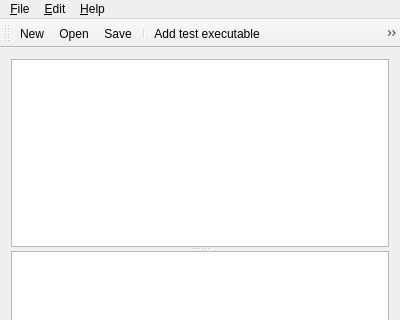
Old version of the form ui/mainwindow.ui in the repository u-foka/gtester; both pictures show x 0 to 400 and y 0 to 320 of the 400 by 500 pixel window.
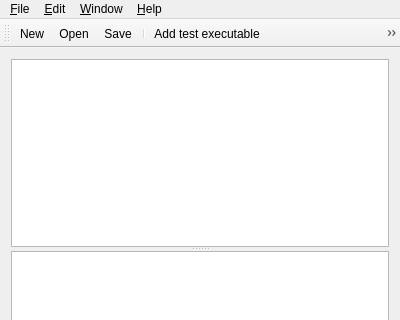
New version of the form. Icons and pictures are not drawn.

Commit message: Reworked document handling (now multi window) OSX finetunes

Patch:
```diff
--- a/ui/mainwindow.ui
+++ b/ui/mainwindow.ui
@@ -100,8 +100,18 @@
     <addaction name="actionAbout_GTester"/>
     <addaction name="actionAbout_Qt"/>
    </widget>
+   <widget class="QMenu" name="menu_Window">
+    <property name="title">
+     <string>&amp;Window</string>
+    </property>
+    <addaction name="actionMinimize"/>
+    <addaction name="actionZoom"/>
+    <addaction name="separator"/>
+    <addaction name="action_Close"/>
+   </widget>
    <addaction name="menuFile"/>
    <addaction name="menuEdit"/>
+   <addaction name="menu_Window"/>
    <addaction name="menuHelp"/>
   </widget>
   <widget class="QToolBar" name="mainToolBar">
```
Left out of the diff: 74 changed lines with no effect on the pictures. The commit also changes 10 other files.
